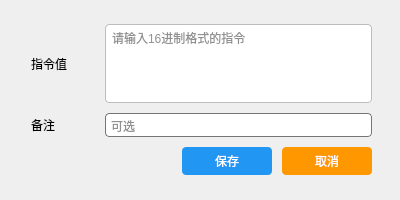
AndroidCoderPeng/SerialPortDebugger, file SaveCommandDialog.ui: the form before one commit.
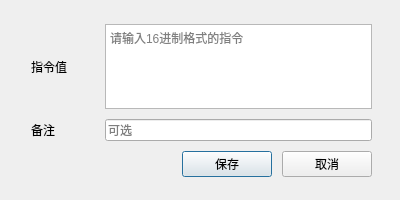
The form after the commit.

Commit message: feat(CommandScriptDialog): 添加CommandScriptDialog类及其实现，支持指令选择和执行脚本功能

Diff of the .ui file:
```diff
--- a/SaveCommandDialog.ui
+++ b/SaveCommandDialog.ui
@@ -31,7 +31,7 @@
      <x>31</x>
      <y>24</y>
      <width>341</width>
-     <height>151</height>
+     <height>153</height>
     </rect>
    </property>
    <layout class="QVBoxLayout" name="verticalLayout">
@@ -51,9 +51,6 @@
           <height>0</height>
          </size>
         </property>
-        <property name="styleSheet">
-         <string notr="true">font: 10pt &quot;微软雅黑&quot;;</string>
-        </property>
         <property name="text">
          <string>指令值</string>
         </property>
@@ -61,18 +58,6 @@
       </item>
       <item>
        <widget class="QPlainTextEdit" name="commandValueView">
-        <property name="styleSheet">
-         <string notr="true">QPlainTextEdit {background-color:#FFFFFF;color:#212121;border-radius:4px;padding:0px 2px;border:1px solid #BDBDBD;font:10pt &quot;微软雅黑&quot;}
-QPlainTextEdit:focus {border:1px solid #6200EE}
-QPlainTextEdit:hover {border-color:#757575}
-QPlainTextEdit:disabled {background-color:#E0E0E0;color:#9E9E9E;border-color:#BDBDBD}
-QScrollBar:vertical {background-color:#F5F5F5;width:12px;margin:0px 0px 0px 0px}
-QScrollBar::handle:vertical {background-color:#BDBDBD;min-height:20px;border-radius:6px}
-QScrollBar::add-line:vertical,
-QScrollBar::sub-line:vertical {background-color:transparent}
-QScrollBar::add-page:vertical,
-QScrollBar::sub-page:vertical {background-color:transparent}</string>
-        </property>
         <property name="placeholderText">
          <string>请输入16进制格式的指令</string>
         </property>
@@ -99,9 +84,6 @@
           <height>0</height>
          </size>
         </property>
-        <property name="styleSheet">
-         <string notr="true">font: 10pt &quot;微软雅黑&quot;;</string>
-        </property>
         <property name="text">
          <string>备注</string>
         </property>
@@ -109,13 +91,6 @@
       </item>
       <item>
        <widget class="QLineEdit" name="remarkValueView">
-        <property name="styleSheet">
-         <string notr="true">QLineEdit {border:1px solid #757575;border-radius:4px;padding:3px;background-color:white;color:#212121;font:10pt &quot;微软雅黑&quot;}
-QLineEdit:hover {border-color:#6200EE}
-QLineEdit:focus {border-color:#6200EE}
-QLineEdit:disabled {background-color:#E0E0E0;color:#BDBDBD;border-color:#BDBDBD}
-QLineEdit::placeholder {color:#757575}</string>
-        </property>
         <property name="text">
          <string/>
         </property>
@@ -155,12 +130,6 @@
           <height>0</height>
          </size>
         </property>
-        <property name="styleSheet">
-         <string notr="true">QPushButton {background-color:#2196F3;border-radius:4px;color:white;padding:5px;font:10pt &quot;微软雅黑&quot;}
-QPushButton:hover {background-color:#1E88E5}
-QPushButton:pressed {background-color:#1976D2}
-QPushButton:disabled {background-color:#BDBDBD;color:#EEEEEE}</string>
-        </property>
         <property name="text">
          <string>保存</string>
         </property>
@@ -174,12 +143,6 @@
           <height>0</height>
          </size>
         </property>
-        <property name="styleSheet">
-         <string notr="true">QPushButton {background-color:#FF9800;border-radius:4px;color:white;padding:5px;font:10pt &quot;微软雅黑&quot;}
-QPushButton:hover {background-color:#F57C00}
-QPushButton:pressed {background-color:#EF6C00}
-QPushButton:disabled {background-color:#BDBDBD;color:#EEEEEE}</string>
-        </property>
         <property name="text">
          <string>取消</string>
         </property>
```
The commit also changes 5 other files.
